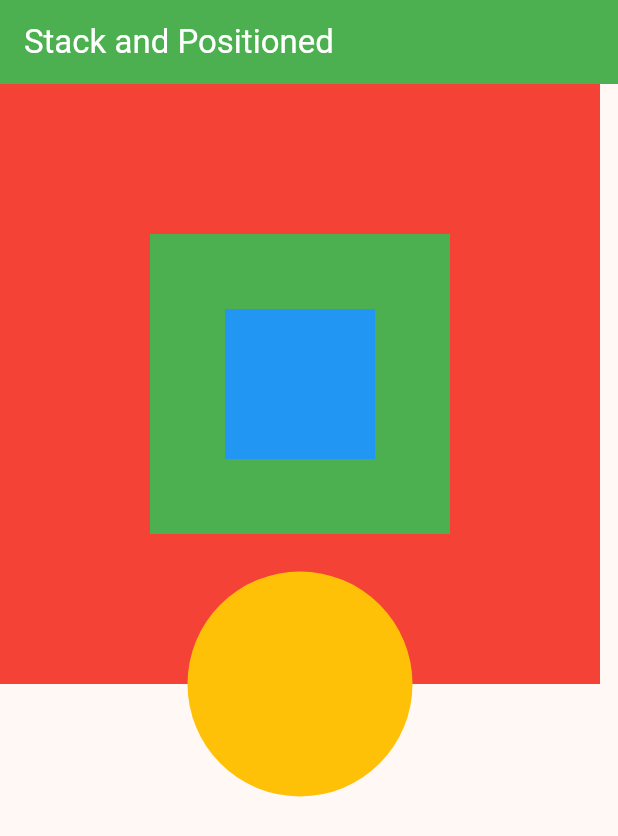
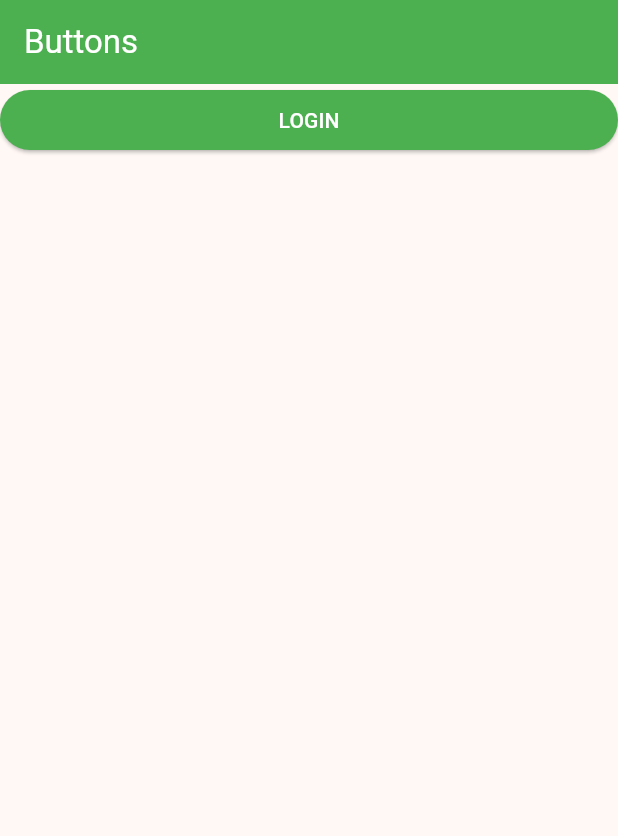
Before and after one commit to abidroid/akti_batch4_flutter, a Flutter app: the screen it shows after launch, on a phone screen of 412 x 824 dp. Shown: the top 836 px of the screen. Run offline on Flutter 3.47's test engine with Material 3 defaults, Android fonts, the phone set to English and light mode, and no system bars.

Commit message:
elevated button

```diff
--- a/lib/main.dart
+++ b/lib/main.dart
@@ -1,3 +1,4 @@
+import 'package:akti_batch4_flutter/screens/button_demo_screen.dart';
 import 'package:akti_batch4_flutter/screens/first_screen.dart';
 import 'package:akti_batch4_flutter/screens/second_screen.dart';
 import 'package:akti_batch4_flutter/screens/stack_demo_screen.dart';
@@ -21,7 +22,7 @@ class MyApp extends StatelessWidget {
         colorScheme: ColorScheme.fromSeed(seedColor: Colors.orange),
         useMaterial3: true,
       ),
-      home: const StackDemoScreen(), // launcher screen
+      home: const ButtonDemoScreen(), // launcher screen
     );
   }
 }
--- /dev/null
+++ b/lib/screens/button_demo_screen.dart
@@ -0,0 +1,47 @@
+
+import 'package:flutter/material.dart';
+
+class ButtonDemoScreen extends StatelessWidget {
+  const ButtonDemoScreen({super.key});
+
+  @override
+  Widget build(BuildContext context) {
+    return Scaffold(
+      appBar: AppBar(
+        backgroundColor: Colors.green,
+        foregroundColor: Colors.white,
+        title: const Text("Buttons"),),
+
+      body: Column(
+        children: [
+          // 3 types
+          // ElevatedButton
+
+          SizedBox(
+            width: double.infinity,
+            child: ElevatedButton(
+
+              style: ElevatedButton.styleFrom(
+                backgroundColor: Colors.green,
+                foregroundColor: Colors.white,
+
+              ),
+
+              onPressed: (){
+
+            },
+
+              child: Text('LOGIN'),
+
+            ),
+          ),
+
+          // TextButton
+
+          // Outlined Button
+        ],
+      ),
+    );
+
+  }
+}
```
